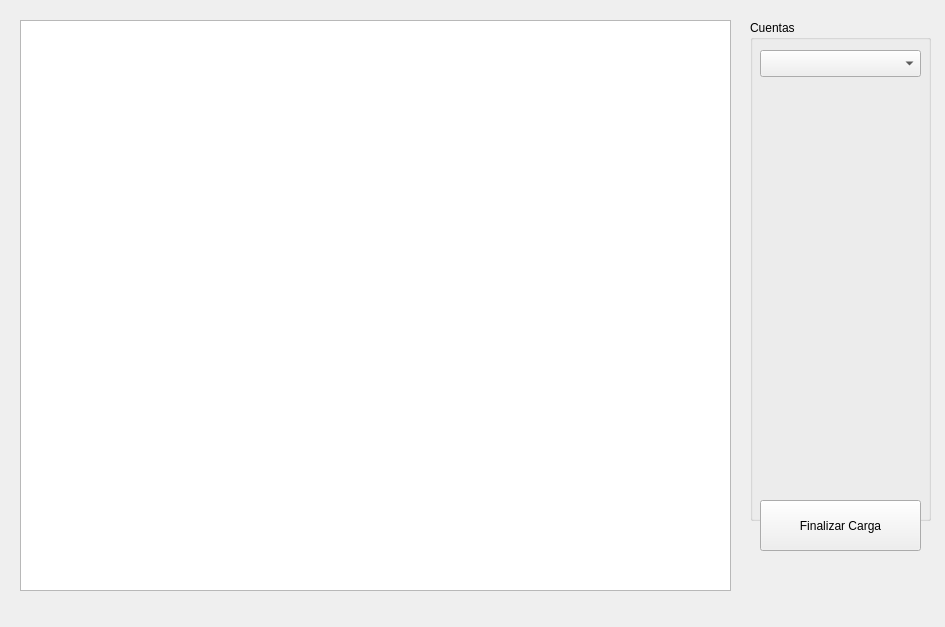
The window that formMatrixView.ui (rudmanmrrod/mmcs) describes before a commit, drawn with Qt 5.
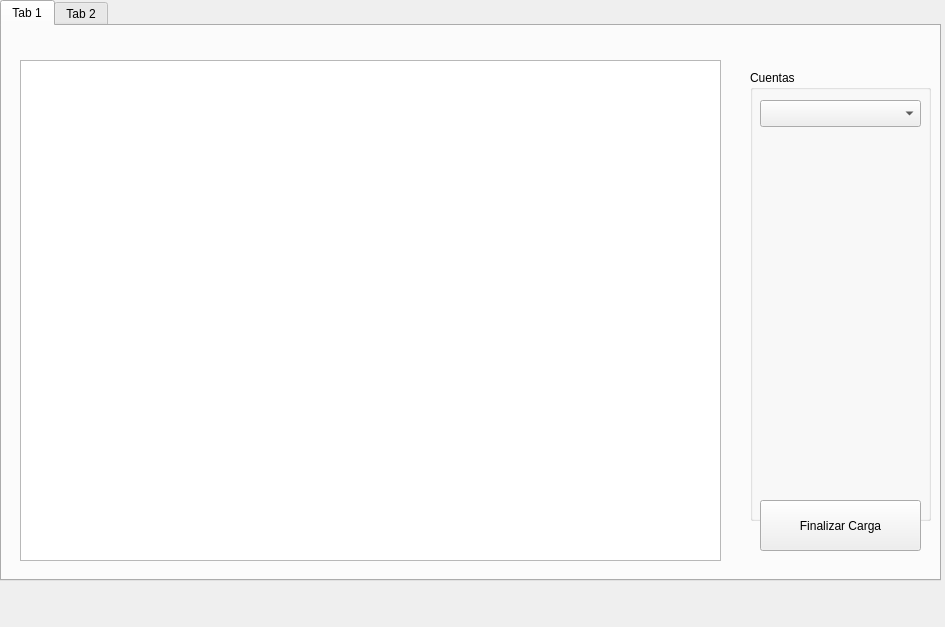
The same window after the commit.

Patch:
```diff
--- a/formMatrixView.ui
+++ b/formMatrixView.ui
@@ -17,9 +17,9 @@
    <property name="geometry">
     <rect>
      <x>20</x>
-     <y>20</y>
-     <width>711</width>
-     <height>571</height>
+     <y>60</y>
+     <width>701</width>
+     <height>501</height>
     </rect>
    </property>
    <property name="showGrid">
@@ -36,9 +36,9 @@
    <property name="geometry">
     <rect>
      <x>750</x>
-     <y>20</y>
+     <y>70</y>
      <width>181</width>
-     <height>501</height>
+     <height>451</height>
     </rect>
    </property>
    <property name="autoFillBackground">
@@ -68,8 +68,8 @@
      <rect>
       <x>10</x>
       <y>60</y>
-      <width>161</width>
-      <height>401</height>
+      <width>133</width>
+      <height>49</height>
      </rect>
     </property>
     <widget class="QWidget" name="page"/>
@@ -89,6 +89,31 @@
     <string>Finalizar Carga</string>
    </property>
   </widget>
+  <widget class="QTabWidget" name="tabWidget">
+   <property name="geometry">
+    <rect>
+     <x>0</x>
+     <y>0</y>
+     <width>941</width>
+     <height>581</height>
+    </rect>
+   </property>
+   <widget class="QWidget" name="tab_3">
+    <attribute name="title">
+     <string>Tab 1</string>
+    </attribute>
+    <zorder>loadButton</zorder>
+   </widget>
+   <widget class="QWidget" name="tab_4">
+    <attribute name="title">
+     <string>Tab 2</string>
+    </attribute>
+   </widget>
+  </widget>
+  <zorder>tabWidget</zorder>
+  <zorder>tableView</zorder>
+  <zorder>Cuentas</zorder>
+  <zorder>loadButton</zorder>
  </widget>
  <resources/>
  <connections/>
```
Left out of the diff: 10 changed lines with no effect on the pictures.
